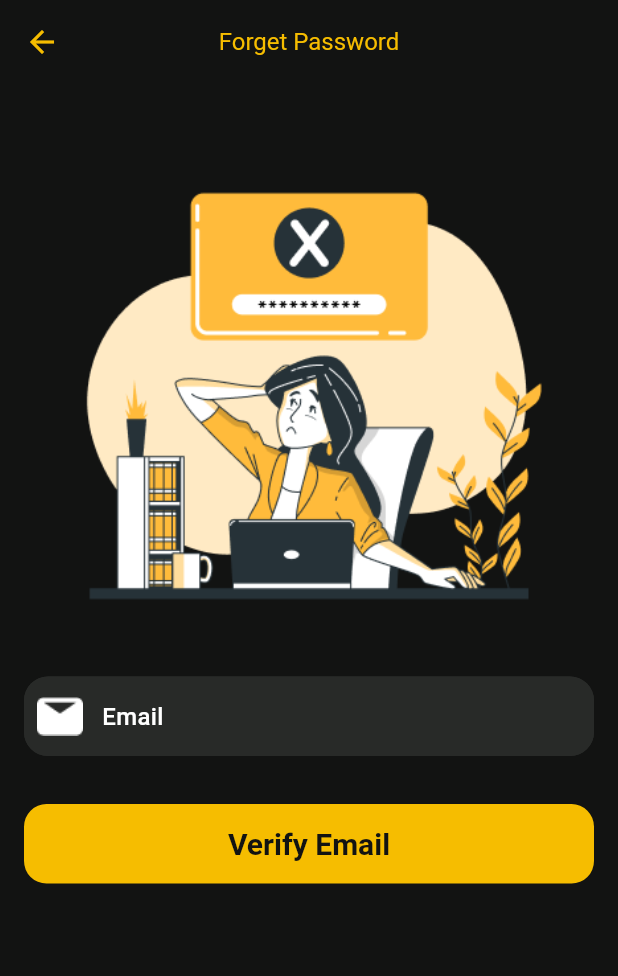
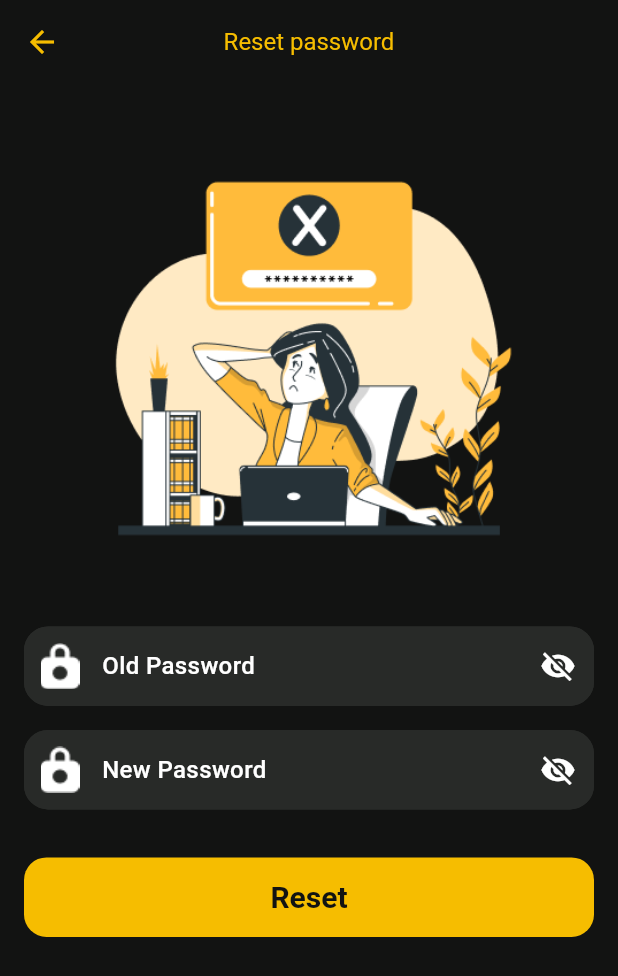
Before and after one commit to MoviesApplicationProject/Movies, a Flutter app: the ProfileUpdate screen opened directly with empty values, after a tap on "Reset password", on a phone screen of 412 x 824 dp. Shown: the top 976 px of the screen. Run offline on Flutter 3.47's test engine with Material 3 defaults, Android fonts, the light colour scheme and no system bars; our stand-ins replace animated_toggle_switch, icons_plus, shared_preferences; accounts and stored records are empty; generated files the repository leaves out were written again; network calls fail.

Commit message:
ResetPassword

```diff
--- a/lib/l10n/app_en.arb
+++ b/lib/l10n/app_en.arb
@@ -83,5 +83,6 @@
   "editProfile": "Edit Profile",
   "updateAccount": "Update Account",
   "noCastFound": "No cast found.",
-  "character": "Character"
+  "character": "Character",
+  "oldPass": "Old Password"
 }
--- a/lib/main.dart
+++ b/lib/main.dart
@@ -4,6 +4,7 @@ import 'package:movies/core/providers/locale_provider.dart';
 import 'package:movies/core/providers/theme_provider.dart';
 import 'package:movies/core/theme/app_theme.dart';
 import 'package:movies/ui/screens/auth/forgetpassword/forgetpassword.dart';
+import 'package:movies/ui/screens/auth/forgetpassword/resetpassword.dart';
 import 'package:movies/ui/screens/auth/login/login.dart';
 import 'package:movies/ui/screens/auth/register/register.dart';
 import 'package:movies/ui/screens/home/home.dart';
@@ -59,8 +60,10 @@ class MyApp extends StatelessWidget {
         HomeScreen.routeName: (_) => HomeScreen(),
         MovieDetails.routeName: (_) => MovieDetails(),
         ProfileUpdate.routeName: (_) => ProfileUpdate(),
+        ResetpasswordScreen.routeName: (_) => ResetpasswordScreen(),
+
       },
-      initialRoute: LoginScreen.routeName,
+      initialRoute: HomeScreen.routeName,
       theme: AppTheme.generalTheme,
     );
 
--- a/lib/ui/screens/auth/forgetpassword/resetpassword.dart
+++ b/lib/ui/screens/auth/forgetpassword/resetpassword.dart
@@ -1,235 +1,156 @@
-// import 'dart:convert';
-//
-// import 'package:flutter/material.dart';
-// import 'package:flutter_gen/gen_l10n/app_localizations.dart';
-// import 'package:hope/core/assets/app_assets.dart';
-// import 'package:hope/ui/shared_widgets/utils/dialog_utils.dart';
-// import 'package:http/http.dart' as http;
-//
-// class ResetpasswordScreen extends StatefulWidget {
-//   static const String routeName = "/resetpasswordScreen";
-//
-//   const ResetpasswordScreen({super.key});
-//
-//   @override
-//   ResetpasswordScreenState createState() => ResetpasswordScreenState();
-// }
-//
-// class ResetpasswordScreenState extends State<ResetpasswordScreen> {
-//   late AppLocalizations appLocalizations;
-//   final _formKey = GlobalKey<FormState>();
-//   var emailController = TextEditingController();
-//   final TextEditingController _newPasswordController = TextEditingController();
-//   final TextEditingController _confirmPasswordController =
-//       TextEditingController();
-//
-//   bool _obscureNewPassword = true;
-//   bool _obscureConfirmPassword = true;
-//
-//   String? _passwordMatchError;
-//   String? _emptyFieldError;
-//
-//   Future<void> resetPassword(String email) async {
-//     final url = Uri.parse('http://localhost:8080/api/v1/auth/reset-password');
-//     final body = jsonEncode({
-//       'email': email,
-//     });
-//     try {
-//       final response = await http.post(
-//         url,
-//         headers: {
-//           'Content-Type': 'application/json',
-//         },
-//         body: body,
-//       );
-//       if (response.statusCode == 200) {
-//         print('Password reset email sent successfully');
-//       } else {
-//         print('Failed to send reset password request: ${response.body}');
-//       }
-//     } catch (e) {
-//       print('Error: $e');
-//     }
-//   }
-//
-//   String? _validatePasswords() {
-//     String newPassword = _newPasswordController.text;
-//     String confirmPassword = _confirmPasswordController.text;
-//
-//     if (newPassword.isEmpty || confirmPassword.isEmpty) {
-//       return appLocalizations.pleaseFillOutBothFields;
-//     } else if (newPassword != confirmPassword) {
-//       setState(() {
-//         _passwordMatchError = appLocalizations.passwordsDoNotMatch;
-//       });
-//       return null;
-//     }
-//     setState(() {
-//       _passwordMatchError = null;
-//     });
-//     return null;
-//   }
-//
-//   String? _validateEmptyFields() {
-//     if (_newPasswordController.text.isEmpty ||
-//         _confirmPasswordController.text.isEmpty) {
-//       setState(() {
-//         _emptyFieldError = appLocalizations.pleaseFillOutBothFields;
-//       });
-//       return null;
-//     }
-//     setState(() {
-//       _emptyFieldError = null;
-//     });
-//     return null;
-//   }
-//
-//   @override
-//   Widget build(BuildContext context) {
-//     appLocalizations = AppLocalizations.of(context)!;
-//     return Scaffold(
-//       appBar: AppBar(
-//         title: Text(appLocalizations.resetPassword),
-//       ),
-//       body: Form(
-//         key: _formKey,
-//         child: ListView(
-//           padding: const EdgeInsets.all(16),
-//           children: [
-//             Image.asset(
-//               AppAssets.resetPassword,
-//               height: MediaQuery.of(context).size.height * 0.4,
-//             ),
-//             Text(
-//               appLocalizations.enterNewPass,
-//               style: const TextStyle(
-//                 fontWeight: FontWeight.bold,
-//                 fontSize: 24,
-//               ),
-//             ),
-//             const SizedBox(height: 16),
-//             // New Password Field
-//             TextFormField(
-//               controller: _newPasswordController,
-//               style: Theme.of(context).textTheme.bodyLarge,
-//               cursorColor: Theme.of(context).primaryColor,
-//               obscureText: _obscureNewPassword,
-//               // Toggle password visibility
-//               decoration: InputDecoration(
-//                 hintText: appLocalizations.newPass,
-//                 suffixIcon: IconButton(
-//                   icon: Icon(
-//                     _obscureNewPassword
-//                         ? Icons.visibility_off
-//                         : Icons.visibility,
-//                     color: Colors.grey,
-//                   ),
-//                   onPressed: () {
-//                     setState(() {
-//                       _obscureNewPassword = !_obscureNewPassword;
-//                     });
-//                   },
-//                 ),
-//                 enabledBorder: OutlineInputBorder(
-//                   borderSide: const BorderSide(color: Colors.grey),
-//                   borderRadius: BorderRadius.circular(16),
-//                 ),
-//                 focusedBorder: OutlineInputBorder(
-//                   borderSide: const BorderSide(color: Colors.grey),
-//                   borderRadius: BorderRadius.circular(16),
-//                 ),
-//                 errorText: _emptyFieldError,
-//                 // Error message if empty
-//                 errorStyle: const TextStyle(color: Colors.red),
-//               ),
-//             ),
-//             const SizedBox(height: 16),
-//             TextFormField(
-//               controller: _confirmPasswordController,
-//               style: Theme.of(context).textTheme.bodyLarge,
-//               cursorColor: Theme.of(context).primaryColor,
-//               obscureText: _obscureConfirmPassword,
-//               decoration: InputDecoration(
-//                 hintText: appLocalizations.confirmNewPass,
-//                 suffixIcon: IconButton(
-//                   icon: Icon(
-//                     _obscureConfirmPassword
-//                         ? Icons.visibility_off
-//                         : Icons.visibility,
-//                     color: Colors.grey,
-//                   ),
-//                   onPressed: () {
-//                     setState(() {
-//                       _obscureConfirmPassword = !_obscureConfirmPassword;
-//                     });
-//                   },
-//                 ),
-//                 enabledBorder: OutlineInputBorder(
-//                   borderSide: BorderSide(
-//                     color:
-//                         _passwordMatchError != null || _emptyFieldError != null
-//                             ? Colors.red
-//                             : Colors.grey,
-//                   ),
-//                   borderRadius: BorderRadius.circular(16),
-//                 ),
-//                 focusedBorder: OutlineInputBorder(
-//                   borderSide: BorderSide(
-//                     color:
-//                         _passwordMatchError != null || _emptyFieldError != null
-//                             ? Colors.red
-//                             : Colors.grey,
-//                   ),
-//                   borderRadius: BorderRadius.circular(16),
-//                 ),
-//                 errorText: _passwordMatchError ?? _emptyFieldError,
-//                 errorStyle: const TextStyle(color: Colors.red),
-//               ),
-//             ),
-//             const SizedBox(height: 32),
-//             // FilledButton(
-//             //   onPressed: () {
-//             //     _validateEmptyFields(); // Validate if fields are filled
-//             //     _validatePasswords(); // Validate password match
-//             //     if (_emptyFieldError == null && _passwordMatchError == null) {
-//             //       showLoading(context);
-//             //       showMessage(context,
-//             //       appLocalizations.yourPasswordHasBeenReset,
-//             //       posButtonTitle: appLocalizations.done
-//             //       );
-//             //     }
-//             //   },
-//             //   child: Text(appLocalizations.reset),
-//             // ),
-//             FilledButton(
-//               onPressed: () async {
-//                 _validateEmptyFields();
-//                 _validatePasswords();
-//                 if (_emptyFieldError == null && _passwordMatchError == null) {
-//                   showLoading(context);
-//                   try {
-//                     await resetPassword(emailController.text);
-//                     showMessage(
-//                       context,
-//                       appLocalizations.yourPasswordHasBeenReset,
-//                       posButtonTitle: appLocalizations.done,
-//                     );
-//                   } catch (e) {
-//                     showMessage(
-//                       context,
-//                       'Error resetting password: $e',
-//                     );
-//                   } finally {
-//                     Navigator.of(context).pop();
-//                   }
-//                 }
-//               },
-//               child: Text(appLocalizations.reset),
-//             )
-//           ],
-//         ),
-//       ),
-//     );
-//   }
-// }
-//
+import 'dart:convert';
+import 'package:flutter/material.dart';
+import 'package:flutter_gen/gen_l10n/app_localizations.dart';
+import 'package:http/http.dart' as http;
+import 'package:movies/API/auth/resetPassword_service.dart';
+import 'package:movies/core/assets/app_assets.dart';
+import 'package:movies/core/assets/app_icons.dart';
+import 'package:movies/core/utils/dialog_utils.dart';
+import 'package:movies/ui/shared_widgets/custom_text_field.dart';
+
+class ResetpasswordScreen extends StatefulWidget {
+  static const String routeName = "/resetpasswordScreen";
+
+  const ResetpasswordScreen({super.key});
+
+  @override
+  ResetpasswordScreenState createState() => ResetpasswordScreenState();
+}
+
+class ResetpasswordScreenState extends State<ResetpasswordScreen> {
+  late AppLocalizations appLocalizations;
+  final _formKey = GlobalKey<FormState>();
+  var emailController = TextEditingController();
+  final TextEditingController _oldPasswordController = TextEditingController();
+  final TextEditingController _newPasswordController =
+      TextEditingController();
+
+  bool _obscureOldPassword = true;
+  bool _obscureNewPassword = true;
+
+  String? _passwordMatchError;
+  String? _emptyFieldError;
+
+
+  String? _validatePasswords() {
+    String oldPassword = _oldPasswordController.text;
+    String newPassword = _newPasswordController.text;
+
+    if (oldPassword.isEmpty || newPassword.isEmpty) {
+      return appLocalizations.pleaseFillOutBothFields;
+    }
+    setState(() {
+      _passwordMatchError = null;
+    });
+    return null;
+  }
+
+  String? _validateEmptyFields() {
+    if (_oldPasswordController.text.isEmpty ||
+        _newPasswordController.text.isEmpty) {
+      setState(() {
+        _emptyFieldError = appLocalizations.pleaseFillOutBothFields;
+      });
+      return null;
+    }
+    setState(() {
+      _emptyFieldError = null;
+    });
+    return null;
+  }
+
+  @override
+  Widget build(BuildContext context) {
+    appLocalizations = AppLocalizations.of(context)!;
+    return Scaffold(
+      appBar: AppBar(
+        title: Text(appLocalizations.resetPassword),
+      ),
+      body: Form(
+        key: _formKey,
+        child: ListView(
+          padding: const EdgeInsets.all(16),
+          children: [
+            Image.asset(
+              AppAssets.forgetPassword,
+              height: MediaQuery.of(context).size.height * 0.4,
+            ),
+            const SizedBox(height: 16),
+            CustomTextField(
+              controller: _oldPasswordController,
+              obscureText: _obscureOldPassword,
+              hint: appLocalizations.oldPass,
+              prefixIcon: const ImageIcon(AssetImage(AppIcons.passwordIcon)),
+              suffixIcon: IconButton(
+                icon: Icon(
+                  _obscureOldPassword ? Icons.visibility_off : Icons.visibility,
+                ),
+                onPressed: () {
+                  setState(() {
+                    _obscureOldPassword = !_obscureOldPassword;
+                  });
+                },
+              ),
+              error: _passwordMatchError ?? _emptyFieldError,
+            ),
+            const SizedBox(height: 16),
+            CustomTextField(
+              controller: _newPasswordController,
+              obscureText: _obscureNewPassword,
+              hint: appLocalizations.newPass,
+              prefixIcon: const ImageIcon(AssetImage(AppIcons.passwordIcon)),
+              suffixIcon: IconButton(
+                icon: Icon(
+                  _obscureNewPassword ? Icons.visibility_off : Icons.visibility,
+                ),
+                onPressed: () {
+                  setState(() {
+                    _obscureNewPassword = !_obscureNewPassword;
+                  });
+                },
+              ),
+              error: _passwordMatchError ?? _emptyFieldError,
+            ),
+            const SizedBox(height: 32),
+            FilledButton(
+              onPressed: () async {
+                _validateEmptyFields();
+                _validatePasswords();
+                if (_emptyFieldError == null && _passwordMatchError == null) {
+                  try {
+                    String? message = await ResetPasswordService.resetPassword(
+                      oldPassword: _oldPasswordController.text,
+                      newPassword: _newPasswordController.text,
+                    );
+                    if (message != null) {
+                      showMessage(
+                        context,
+                        appLocalizations.yourPasswordHasBeenReset,
+                        posButtonTitle: appLocalizations.done,
+                        posButtonClick: () {
+                          Navigator.of(context).pop();
+                        },
+                      );
+
+                    } else {
+                      showMessage(
+                        context,
+                        appLocalizations.resetPassword,
+                      );
+                    }
+                  } catch (e) {
+                    showMessage(
+                      context,
+                      'Error resetting password: $e',
+                    );
+                  }
+                }
+              },
+              child: Text(appLocalizations.reset),
+            )
+          ],
+        ),
+      ),
+    );
+  }
+}
--- a/lib/ui/screens/home/tabs/profileTab/profile_update.dart
+++ b/lib/ui/screens/home/tabs/profileTab/profile_update.dart
@@ -1,4 +1,3 @@
-
 import 'package:flutter/material.dart';
 import 'package:flutter_gen/gen_l10n/app_localizations.dart';
 import 'package:movies/API/profile/delete_service.dart';
@@ -7,7 +6,7 @@ import 'package:movies/Model/avatar.dart';
 import 'package:movies/Model/get_profile.dart';
 import 'package:movies/core/assets/app_icons.dart';
 import 'package:movies/core/theme/app_colors.dart';
-import 'package:movies/ui/screens/auth/forgetpassword/forgetpassword.dart';
+import 'package:movies/ui/screens/auth/forgetpassword/resetpassword.dart';
 import 'package:movies/ui/shared_widgets/custom_button.dart';
 import 'package:movies/ui/shared_widgets/custom_text_field.dart';
 
@@ -88,7 +87,7 @@ class _ProfileUpdateState extends State<ProfileUpdate> {
                 child: TextButton(
                   onPressed: () {
                     Navigator.pushReplacementNamed(
-                        context, ForgetpasswordScreen.routeName);
+                        context, ResetpasswordScreen.routeName);
                   },
                   child: Text(
                     appLocalizations.resetPassword,
```
Also changed, not shown: lib/API/auth/resetPassword_service.dart (added, +52 -0 lines), lib/ui/screens/home/tabs/profileTab/profile_tab.dart (+24 -11 lines), pubspec.lock.
